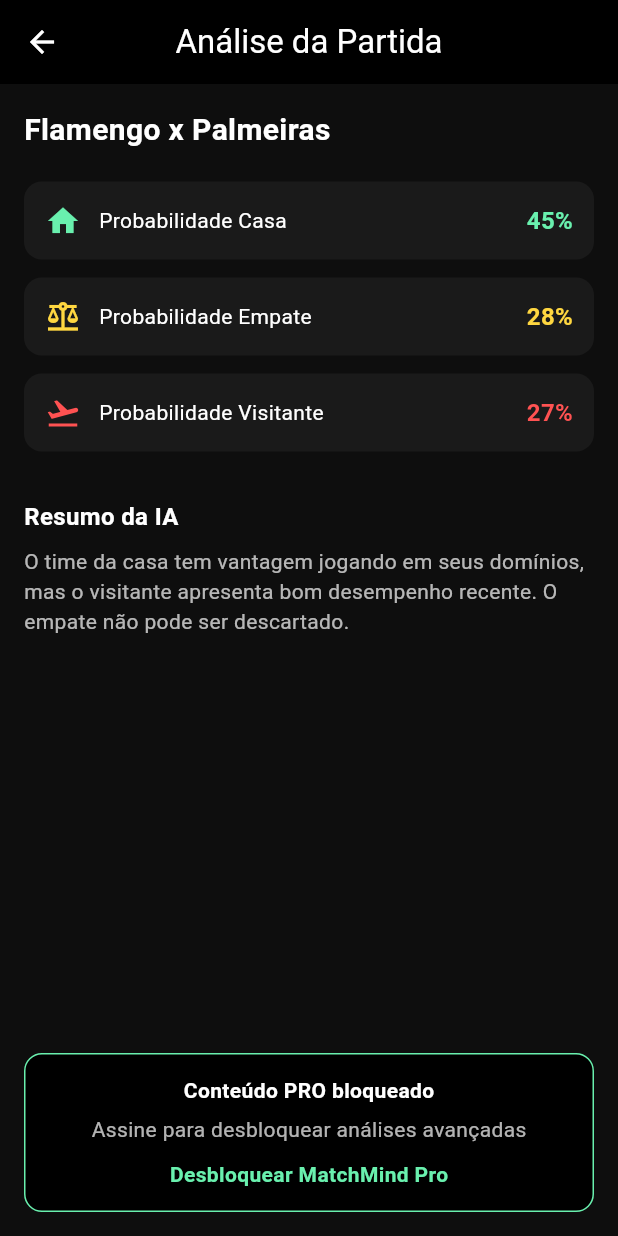
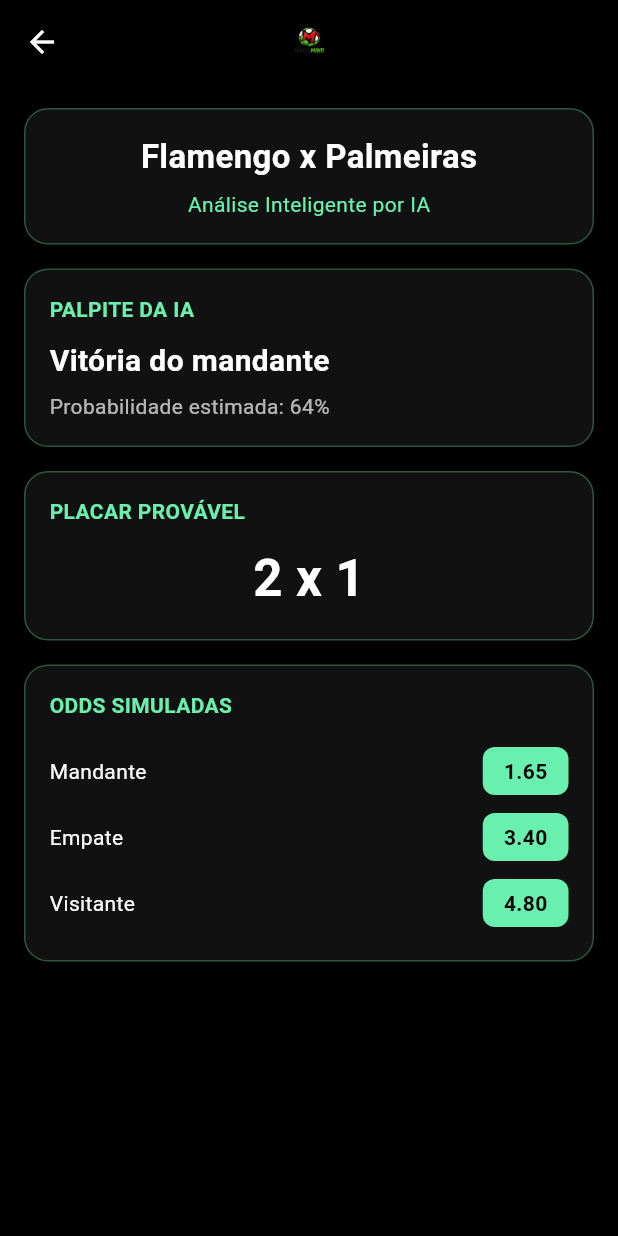
Before and after one commit to Franmateusatelie/matchmind, a Flutter app: the screen it shows after launch, after a tap on an icon or button, on a phone screen of 412 x 824 dp. Run offline on Flutter 3.47's test engine with Material 3 defaults, Android fonts, the phone set to English and light mode, and no system bars.

Commit message:
Tela premium de análise com logo, odds e placar

```diff
--- a/lib/screens/match_analysis_screen.dart
+++ b/lib/screens/match_analysis_screen.dart
@@ -8,144 +8,172 @@
   @override
   Widget build(BuildContext context) {
     return Scaffold(
-      backgroundColor: const Color(0xFF0E0E0E),
+      backgroundColor: Colors.black,
       appBar: AppBar(
         backgroundColor: Colors.black,
-        title: const Text(
-          'Análise da Partida',
-          style: TextStyle(color: Colors.white),
+        centerTitle: true,
+        title: Image.asset(
+          'assets/matchmind_logo.png',
+          height: 36,
         ),
-        iconTheme: const IconThemeData(color: Colors.white),
-        centerTitle: true,
       ),
-      body: Padding(
+      body: SingleChildScrollView(
         padding: const EdgeInsets.all(16),
         child: Column(
-          crossAxisAlignment: CrossAxisAlignment.start,
+          crossAxisAlignment: CrossAxisAlignment.stretch,
           children: [
-            // Jogo
-            Text(
-              match,
-              style: const TextStyle(
-                fontSize: 20,
-                fontWeight: FontWeight.bold,
-                color: Colors.white,
-              ),
-            ),
-
-            const SizedBox(height: 20),
-
-            _probCard(
-              icon: Icons.home,
-              label: 'Probabilidade Casa',
-              value: '45%',
-              color: Colors.greenAccent,
-            ),
-            _probCard(
-              icon: Icons.balance,
-              label: 'Probabilidade Empate',
-              value: '28%',
-              color: Colors.amberAccent,
-            ),
-            _probCard(
-              icon: Icons.flight_takeoff,
-              label: 'Probabilidade Visitante',
-              value: '27%',
-              color: Colors.redAccent,
-            ),
-
-            const SizedBox(height: 20),
-
-            const Text(
-              'Resumo da IA',
-              style: TextStyle(
-                color: Colors.white,
-                fontWeight: FontWeight.bold,
-                fontSize: 16,
-              ),
-            ),
-            const SizedBox(height: 8),
-            const Text(
-              'O time da casa tem vantagem jogando em seus domínios, '
-              'mas o visitante apresenta bom desempenho recente. '
-              'O empate não pode ser descartado.',
-              style: TextStyle(color: Colors.white70),
-            ),
-
-            const Spacer(),
-
-            Container(
-              width: double.infinity,
-              padding: const EdgeInsets.all(14),
-              decoration: BoxDecoration(
-                color: Colors.black,
-                borderRadius: BorderRadius.circular(12),
-                border: Border.all(color: Colors.greenAccent),
-              ),
-              child: Column(
-                children: const [
-                  Text(
-                    'Conteúdo PRO bloqueado',
-                    style: TextStyle(
-                      color: Colors.white,
-                      fontWeight: FontWeight.bold,
-                    ),
-                  ),
-                  SizedBox(height: 6),
-                  Text(
-                    'Assine para desbloquear análises avançadas',
-                    style: TextStyle(color: Colors.white70),
-                  ),
-                  SizedBox(height: 10),
-                  Text(
-                    'Desbloquear MatchMind Pro',
-                    style: TextStyle(
-                      color: Colors.greenAccent,
-                      fontWeight: FontWeight.bold,
-                    ),
-                  ),
-                ],
-              ),
-            ),
+            _matchCard(),
+            const SizedBox(height: 16),
+            _predictionCard(),
+            const SizedBox(height: 16),
+            _scoreCard(),
+            const SizedBox(height: 16),
+            _oddsCard(),
           ],
         ),
       ),
     );
   }
 
-  Widget _probCard({
-    required IconData icon,
-    required String label,
-    required String value,
-    required Color color,
-  }) {
-    return Container(
-      margin: const EdgeInsets.only(bottom: 12),
-      padding: const EdgeInsets.all(14),
-      decoration: BoxDecoration(
-        color: const Color(0xFF1A1A1A),
-        borderRadius: BorderRadius.circular(12),
-      ),
-      child: Row(
+  Widget _matchCard() {
+    return _card(
+      child: Column(
         children: [
-          Icon(icon, color: color),
-          const SizedBox(width: 12),
-          Expanded(
-            child: Text(
-              label,
-              style: const TextStyle(color: Colors.white),
+          Text(
+            match,
+            style: const TextStyle(
+              color: Colors.white,
+              fontSize: 22,
+              fontWeight: FontWeight.bold,
             ),
           ),
+          const SizedBox(height: 6),
+          const Text(
+            'Análise Inteligente por IA',
+            style: TextStyle(color: Colors.greenAccent),
+          ),
+        ],
+      ),
+    );
+  }
+
+  Widget _predictionCard() {
+    return _card(
+      child: Column(
+        crossAxisAlignment: CrossAxisAlignment.start,
+        children: const [
           Text(
-            value,
+            'PALPITE DA IA',
             style: TextStyle(
-              color: color,
+              color: Colors.greenAccent,
               fontWeight: FontWeight.bold,
-              fontSize: 16,
+            ),
+          ),
+          SizedBox(height: 10),
+          Text(
+            'Vitória do mandante',
+            style: TextStyle(
+              color: Colors.white,
+              fontSize: 20,
+              fontWeight: FontWeight.bold,
+            ),
+          ),
+          SizedBox(height: 6),
+          Text(
+            'Probabilidade estimada: 64%',
+            style: TextStyle(color: Colors.white70),
+          ),
+        ],
+      ),
+    );
+  }
+
+  Widget _scoreCard() {
+    return _card(
+      child: Column(
+        crossAxisAlignment: CrossAxisAlignment.start,
+        children: const [
+          Text(
+            'PLACAR PROVÁVEL',
+            style: TextStyle(
+              color: Colors.greenAccent,
+              fontWeight: FontWeight.bold,
+            ),
+          ),
+          SizedBox(height: 10),
+          Center(
+            child: Text(
+              '2 x 1',
+              style: TextStyle(
+                color: Colors.white,
+                fontSize: 34,
+                fontWeight: FontWeight.bold,
+              ),
             ),
           ),
         ],
       ),
     );
   }
+
+  Widget _oddsCard() {
+    return _card(
+      child: Column(
+        crossAxisAlignment: CrossAxisAlignment.start,
+        children: [
+          const Text(
+            'ODDS SIMULADAS',
+            style: TextStyle(
+              color: Colors.greenAccent,
+              fontWeight: FontWeight.bold,
+            ),
+          ),
+          const SizedBox(height: 12),
+          _oddRow('Mandante', '1.65'),
+          _oddRow('Empate', '3.40'),
+          _oddRow('Visitante', '4.80'),
+        ],
+      ),
+    );
+  }
+
+  Widget _oddRow(String label, String odd) {
+    return Padding(
+      padding: const EdgeInsets.symmetric(vertical: 6),
+      child: Row(
+        mainAxisAlignment: MainAxisAlignment.spaceBetween,
+        children: [
+          Text(label, style: const TextStyle(color: Colors.white)),
+          Container(
+            padding: const EdgeInsets.symmetric(horizontal: 14, vertical: 6),
+            decoration: BoxDecoration(
+              color: Colors.greenAccent,
+              borderRadius: BorderRadius.circular(8),
+            ),
+            child: Text(
+              odd,
+              style: const TextStyle(
+                color: Colors.black,
+                fontWeight: FontWeight.bold,
+              ),
+            ),
+          ),
+        ],
+      ),
+    );
+  }
+
+  Widget _card({required Widget child}) {
+    return Container(
+      padding: const EdgeInsets.all(16),
+      decoration: BoxDecoration(
+        color: const Color(0xFF111111),
+        borderRadius: BorderRadius.circular(16),
+        border: Border.all(
+          color: Colors.greenAccent.withOpacity(0.3),
+        ),
+      ),
+      child: child,
+    );
+  }
 }
```
Also changed, not shown: pubspec.yaml (+4 -67 lines), assets/matchmind_logo.png (added).
